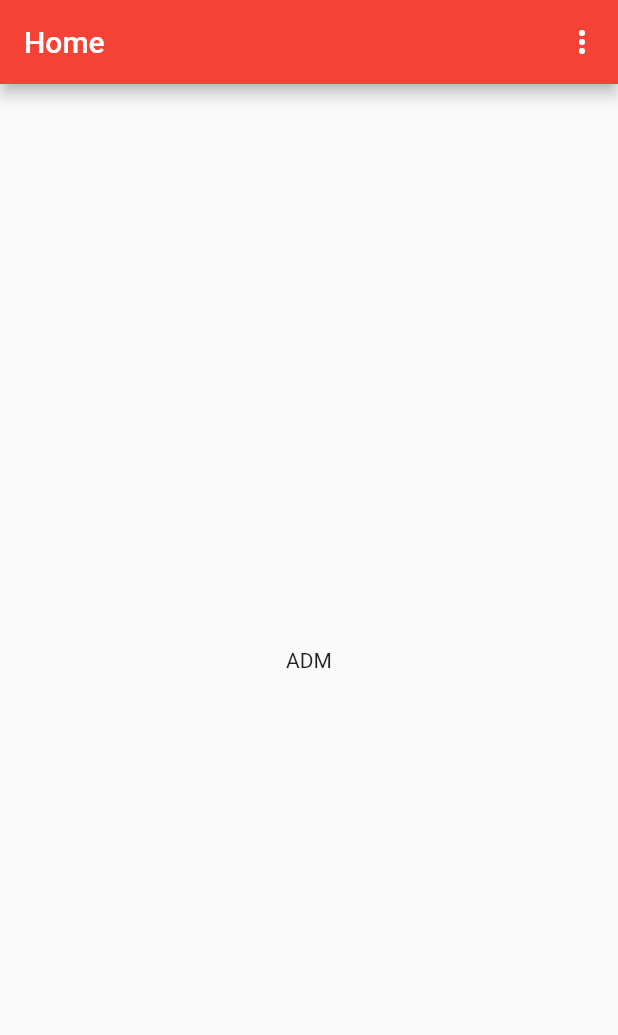
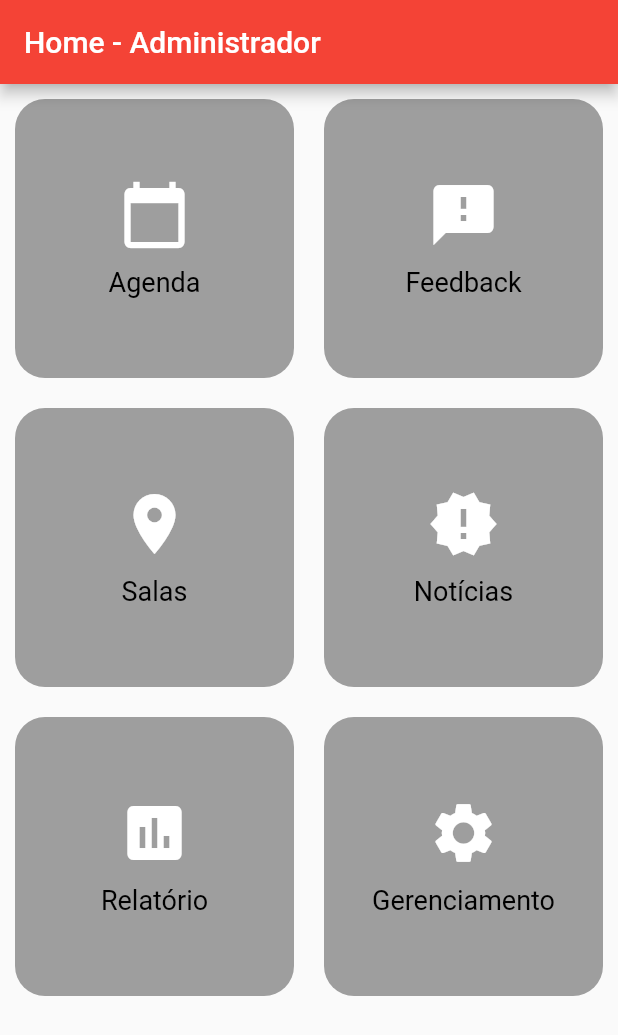
Before and after one commit to kauamoreno/agendamentos, a Flutter app: the AdmHome screen opened by its route, on a phone screen of 412 x 824 dp. Shown: the top 1035 px of the screen. Run offline on Flutter 3.47's test engine with Material 2 defaults, Android fonts, the phone set to English and light mode, and no system bars; our stand-ins replace auto_size_text, cloud_firestore, date_picker_timeline, firebase_auth, firebase_core, get and 1 more; accounts and stored records are empty; generated files the repository leaves out were written again.

Commit message:
:lipstick: feat: estilizando interfaces homes e componentizando elas

```diff
--- a/lib/App.dart
+++ b/lib/App.dart
@@ -4,6 +4,7 @@ import 'package:agendamentos/views/pages/Home/AdmHome.dart';
 import 'package:agendamentos/views/pages/Home/UserHome.dart';
 import 'package:agendamentos/views/pages/TelaLogin.dart';
 import 'package:agendamentos/views/pages/Agenda/AddAgendamento.dart';
+import 'package:agendamentos/views/pages/TelaSalas.dart';
 import 'package:flutter/material.dart';
 import 'package:flutter/services.dart';
 import './views/pages/Relatorios.dart';
@@ -14,27 +15,22 @@ class App extends StatelessWidget {
 
   @override
   Widget build(BuildContext context) {
-
     //Para sempre ficar em vertical o app, nao permitir rolagem
-    SystemChrome.setPreferredOrientations([
-      DeviceOrientation.portraitUp
-    ]);
+    SystemChrome.setPreferredOrientations([DeviceOrientation.portraitUp]);
 
     return MaterialApp(
       debugShowCheckedModeBanner: false,
-      theme: ThemeData(
-        primarySwatch: Colors.red
-      ),
-
+      theme: ThemeData(primarySwatch: Colors.red),
       initialRoute: '/',
-      routes:{
+      routes: {
         '/': (context) => TelaLogin(),
-        '/userHome':(context) => UserHome(),
-        '/admHome':(context) => AdmHome(),
+        '/userHome': (context) => UserHome(),
+        '/admHome': (context) => AdmHome(),
         '/relatorio': (context) => RelatoriosPage(),
         '/gerenciarProfessores': (context) => const GerenciarProf(),
-        '/calendario': (context) => const Calendario(),
+        '/calendario': (context) => Calendario(),
         '/agendamento': (context) => const AddAgendamento(),
+        '/telaSalas': (context) => TelaSalas(),
         '/erro': (context) {
           final args = ModalRoute.of(context)?.settings.arguments;
           if (args is bool) {
--- a/lib/views/components/CustomAppBar.dart
+++ b/lib/views/components/CustomAppBar.dart
@@ -2,7 +2,7 @@ import 'package:agendamentos/view_model/SnackBarViewModel.dart';
 import 'package:flutter/material.dart';
 import '../../models/services/Firestore/Feedback.dart';
 
-class CustomAppBar extends StatelessWidget implements PreferredSizeWidget{
+class CustomAppBar extends StatelessWidget implements PreferredSizeWidget {
   final String titulo;
   final bool voltar;
 
@@ -13,14 +13,6 @@ class CustomAppBar extends StatelessWidget implements PreferredSizeWidget{
     return AppBar(
       title: Text(titulo),
       automaticallyImplyLeading: voltar,
-      actions: [
-        IconButton(
-          icon: const Icon(Icons.more_vert),
-          onPressed: () {
-            showDialog(context: context, builder: (context) => DialogoAlerta());
-          },
-        )
-      ],
     );
   }
 
@@ -28,10 +20,8 @@ class CustomAppBar extends StatelessWidget implements PreferredSizeWidget{
   Size get preferredSize => Size.fromHeight(kToolbarHeight);
 }
 
-
 //DialogoAlerta-----------------------------------------------------------------------------------
 class DialogoAlerta extends StatefulWidget {
-
   @override
   State<DialogoAlerta> createState() => _DialogoAlertaState();
 }
@@ -70,11 +60,11 @@ class _DialogoAlertaState extends State<DialogoAlerta> {
           onPressed: () => Navigator.pop(context),
         ),
         TextButton(
-          child: const Text('Enviar'),
-          onPressed: () {
-            FeedbackService().enviarFeedback(key: _formKey, controller: _controller, context: context);
-          }
-        ),
+            child: const Text('Enviar'),
+            onPressed: () {
+              FeedbackService().enviarFeedback(
+                  key: _formKey, controller: _controller, context: context);
+            }),
       ],
     );
   }
--- /dev/null
+++ b/lib/views/components/botoes_homes.dart
@@ -0,0 +1,40 @@
+import 'package:flutter/material.dart';
+import 'CustomAppBar.dart';
+
+BotoesHome(BuildContext context, String text, IconData icon, Color color,
+    String route) {
+  return GestureDetector(
+    onTap: () {
+      if (route == '/feedback') {
+        showDialog(context: context, builder: (context) => DialogoAlerta());
+      } else {
+        Navigator.pushNamed(context, route);
+      }
+    },
+    child: Container(
+      margin: EdgeInsets.all(10.0),
+      decoration: BoxDecoration(
+        color: color,
+        borderRadius: BorderRadius.circular(20.0),
+      ),
+      child: Column(
+        mainAxisAlignment: MainAxisAlignment.center,
+        children: [
+          Icon(
+            icon,
+            size: 48.0,
+            color: Colors.white,
+          ),
+          SizedBox(height: 10.0),
+          Text(
+            text,
+            style: TextStyle(
+              color: const Color.fromARGB(255, 0, 0, 0),
+              fontSize: 18.0,
+            ),
+          ),
+        ],
+      ),
+    ),
+  );
+}
--- a/lib/views/pages/GerenciarUser.dart
+++ b/lib/views/pages/GerenciarUser.dart
@@ -16,7 +16,7 @@ class _GerenciarProfState extends State<GerenciarProf> {
   @override
   Widget build(BuildContext context) {
     return Scaffold(
-      appBar: const CustomAppBar(titulo: 'Perfil'),
+        appBar: const CustomAppBar(titulo: 'Gerenciamento de Professores'),
         body: Column(
           mainAxisSize: MainAxisSize.max,
           children: [
@@ -45,8 +45,7 @@ class _GerenciarProfState extends State<GerenciarProf> {
                           alinhamento: TextAlign.center,
                           tamanho: 20,
                           expessura: FontWeight.bold,
-                      corFonte: Cores.letraCard
-                    ),
+                          corFonte: Cores.letraCard),
                     ),
                   ],
                 ),
@@ -73,7 +72,8 @@ class _GerenciarProfState extends State<GerenciarProf> {
                             mainAxisAlignment: MainAxisAlignment.start,
                             children: [
                               Padding(
-                              padding: EdgeInsetsDirectional.fromSTEB(5, 5, 5, 5),
+                                padding:
+                                    EdgeInsetsDirectional.fromSTEB(5, 5, 5, 5),
                                 child: Container(
                                   width: 120,
                                   height: 120,
@@ -93,41 +93,38 @@ class _GerenciarProfState extends State<GerenciarProf> {
                                   crossAxisAlignment: CrossAxisAlignment.start,
                                   children: [
                                     Padding(
-                                    padding:
-                                      EdgeInsetsDirectional.fromSTEB(0, 0, 5, 5),
+                                        padding: EdgeInsetsDirectional.fromSTEB(
+                                            0, 0, 5, 5),
                                         child: elementoTexto.escreverTexto(
-                                      texto: 'CARLOS FERREIRA DE SOUZA\nProfessor\nSenai Nami Jafet 117',
+                                            texto:
+                                                'CARLOS FERREIRA DE SOUZA\nProfessor\nSenai Nami Jafet 117',
                                             expessura: FontWeight.w900,
-                                      tamanho: 18
-                                    )
-                                  ),
+                                            tamanho: 18)),
                                     Row(
                                       mainAxisSize: MainAxisSize.max,
                                       mainAxisAlignment: MainAxisAlignment.end,
                                       children: [
                                         Padding(
                                             padding:
-                                          EdgeInsetsDirectional.fromSTEB(5, 0, 5, 0),
+                                                EdgeInsetsDirectional.fromSTEB(
+                                                    5, 0, 5, 0),
                                             child: ElevatedButton(
                                                 onPressed: () {
                                                   print('Editar');
                                                 },
                                                 child: Text('Editar'),
                                                 style: ElevatedButton.styleFrom(
-                                            backgroundColor: Cores.azul
-                                          )
-                                        )
-                                      ),
+                                                    backgroundColor:
+                                                        Cores.azul))),
                                         Padding(
                                             padding:
-                                          EdgeInsetsDirectional.fromSTEB(5, 0, 5, 0),
+                                                EdgeInsetsDirectional.fromSTEB(
+                                                    5, 0, 5, 0),
                                             child: ElevatedButton(
                                                 onPressed: () {
                                                   print('Excluir');
                                                 },
-                                          child: Text('Excluir')
-                                        )
-                                      ),
+                                                child: Text('Excluir'))),
                                       ],
                                     ),
                                   ],
@@ -150,7 +147,6 @@ class _GerenciarProfState extends State<GerenciarProf> {
           },
           child: Icon(Icons.person_add_alt_sharp, size: 40),
           backgroundColor: Cores.azul,
-      )
-    );
+        ));
   }
 }
--- a/lib/views/pages/Home/AdmHome.dart
+++ b/lib/views/pages/Home/AdmHome.dart
@@ -1,5 +1,8 @@
 import 'package:agendamentos/views/components/CustomAppBar.dart';
+import 'package:agendamentos/views/constants/Cores.dart';
+import 'package:agendamentos/views/pages/Agenda/Calendario.dart';
 import 'package:flutter/material.dart';
+import 'package:agendamentos/views/components/botoes_homes.dart';
 
 class AdmHome extends StatefulWidget {
   const AdmHome({Key? key}) : super(key: key);
@@ -9,14 +12,27 @@ class AdmHome extends StatefulWidget {
 }
 
 class _AdmHomeState extends State<AdmHome> {
-
   @override
   Widget build(BuildContext context) {
     return Scaffold(
-      appBar: const CustomAppBar(titulo: 'Home'),
+      appBar: const CustomAppBar(titulo: "Home - Administrador"),
       body: Center(
-        child: Text('ADM'),
-
+        child: GridView.count(
+          crossAxisCount: 2, // 2 colunas
+          children: <Widget>[
+            BotoesHome(context, 'Agenda', Icons.calendar_today, Colors.grey,
+                '/calendario'),
+            BotoesHome(
+                context, 'Feedback', Icons.feedback, Colors.grey, '/feedback'),
+            BotoesHome(context, 'Salas', Icons.room, Colors.grey, '/telaSalas'),
+            BotoesHome(context, 'Notícias', Icons.new_releases, Colors.grey,
+                '/noticias'),
+            BotoesHome(context, 'Relatório', Icons.insert_chart, Colors.grey,
+                '/relatorio'),
+            BotoesHome(context, 'Gerenciamento', Icons.settings, Colors.grey,
+                '/gerenciarProfessores'),
+          ],
+        ),
       ),
     );
   }
--- a/lib/views/pages/Home/UserHome.dart
+++ b/lib/views/pages/Home/UserHome.dart
@@ -1,5 +1,6 @@
 import 'package:flutter/material.dart';
 import '../../components/CustomAppBar.dart';
+import 'package:agendamentos/views/components/botoes_homes.dart';
 
 class UserHome extends StatefulWidget {
   const UserHome({Key? key}) : super(key: key);
@@ -9,12 +10,25 @@ class UserHome extends StatefulWidget {
 }
 
 class _UserHomeState extends State<UserHome> {
-
   @override
   Widget build(BuildContext context) {
     return Scaffold(
-      appBar: const CustomAppBar(titulo: 'Home'),
-      body: Container()
+      appBar: const CustomAppBar(titulo: 'Home - Professor'),
+      body: Center(
+        child: GridView.count(
+          crossAxisCount: 2, // 2 colunas
+          children: [
+            BotoesHome(context, 'Agenda', Icons.calendar_today,
+                const Color.fromARGB(255, 235, 229, 229), '/calendario'),
+            BotoesHome(context, 'Feedback', Icons.feedback,
+                const Color.fromARGB(255, 235, 229, 229), '/feedback'),
+            BotoesHome(context, 'Salas', Icons.room,
+                const Color.fromARGB(255, 235, 229, 229), '/telaSalas'),
+            BotoesHome(context, 'Notícias', Icons.new_releases,
+                const Color.fromARGB(255, 235, 229, 229), '/noticias'),
+          ],
+        ),
+      ),
     );
   }
 }
```
Lines whose indentation alone changed are shown as unchanged.
